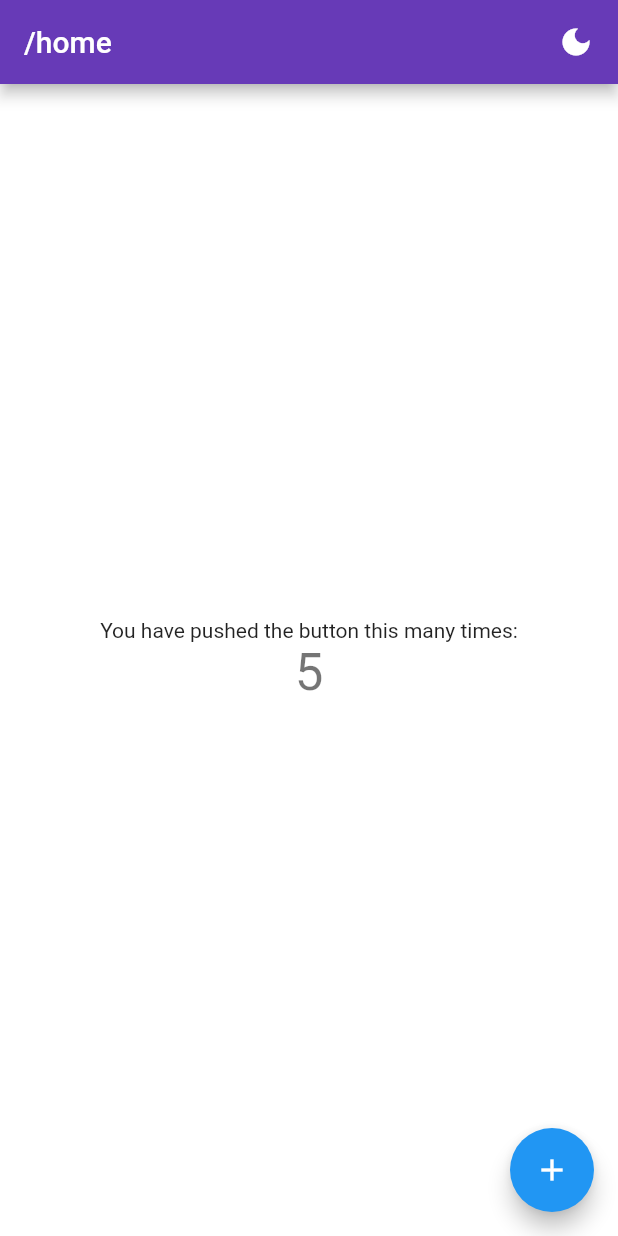
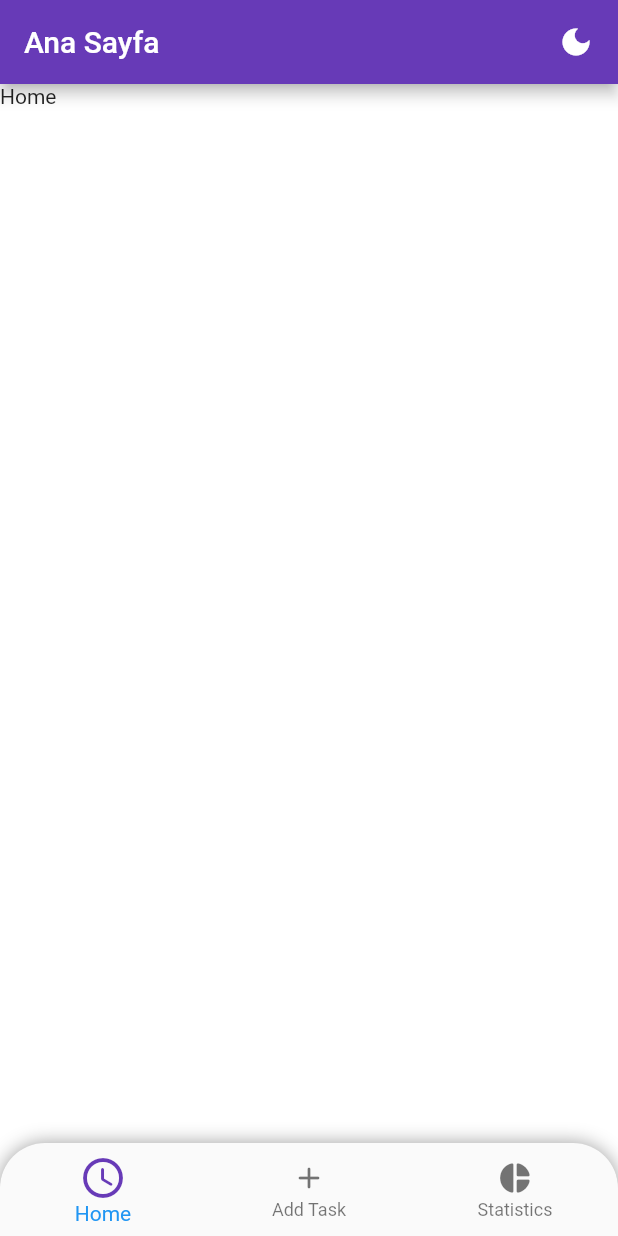
Before and after one commit to FatihDursunUzer1/task_time_tracker, a Flutter app: the Home screen opened directly, on a phone screen of 412 x 824 dp. Run offline on Flutter 3.47's test engine with Material 2 defaults, Android fonts, the phone set to English and light mode, and no system bars; our stand-ins replace firebase_auth, firebase_core, flutter_signin_button, font_awesome_flutter, hive, hive_flutter and 1 more; accounts and stored records are empty.

Commit message:
Bottom Navigation bar added

```diff
--- a/lib/core/application/state/global_state_provider.dart
+++ b/lib/core/application/state/global_state_provider.dart
@@ -31,6 +31,10 @@ class ThemeStateProvider extends ChangeNotifier {
   }
 
   ThemeData get _darkTheme => ThemeData.dark().copyWith(
+      bottomNavigationBarTheme: BottomNavigationBarThemeData(
+          backgroundColor: Colors.black,
+          selectedIconTheme: IconThemeData(
+              color: ColorConstants.customPurple.color, size: 32)),
       inputDecorationTheme: InputDecorationTheme(
           contentPadding: const EdgeInsets.symmetric(vertical: 0.0),
           suffixIconColor: ColorConstants.darkBlue.color,
@@ -39,7 +43,8 @@ class ThemeStateProvider extends ChangeNotifier {
               borderSide:
                   BorderSide(color: ColorConstants.customPurple.color))),
       cardColor: ColorConstants.timerCardDark.color,
-      scaffoldBackgroundColor: ColorConstants.scaffoldBackGroundDark.color,
+      //scaffoldBackgroundColor: ColorConstants.scaffoldBackGroundDark.color,
+      scaffoldBackgroundColor: Colors.black12,
       appBarTheme: AppBarTheme(backgroundColor: ColorConstants.darkBlue.color),
       outlinedButtonTheme: OutlinedButtonThemeData(
         style: OutlinedButton.styleFrom(
@@ -48,6 +53,9 @@ class ThemeStateProvider extends ChangeNotifier {
       ));
 
   ThemeData get _lightTheme => ThemeData.light().copyWith(
+      bottomNavigationBarTheme: BottomNavigationBarThemeData(
+          selectedIconTheme: IconThemeData(
+              color: ColorConstants.customPurple.color, size: 32)),
       cardColor: ColorConstants.timerCardLight.color,
       scaffoldBackgroundColor: ColorConstants.scaffoldBackGround.color,
       appBarTheme:
--- a/lib/main.dart
+++ b/lib/main.dart
@@ -6,6 +6,7 @@ import 'package:task_time_tracker/core/application/constants/page_constants.dart
 import 'package:task_time_tracker/core/application/navigation/navigation_route.dart';
 import 'package:task_time_tracker/core/application/navigation/navigation_service.dart';
 import 'package:task_time_tracker/infrastructure/cache/hive_cache_manager.dart';
+import 'package:task_time_tracker/presentatiton/views/home/home_view_model.dart';
 import 'package:task_time_tracker/presentatiton/views/login/login_view_model.dart';
 import 'package:task_time_tracker/presentatiton/views/splash/splash_view.dart';
 import 'package:task_time_tracker/presentatiton/widgets/functional_app_bar.dart';
@@ -16,7 +17,7 @@ void main() async {
   WidgetsFlutterBinding.ensureInitialized();
   await HiveCacheManager.instance.init();
   runApp(MultiProvider(
-      providers: [ChangeNotifierProvider(create: (_) => ThemeStateProvider()),ChangeNotifierProvider(create: (_)=>LoginViewModel())],
+      providers: [ChangeNotifierProvider(create: (_) => ThemeStateProvider()),ChangeNotifierProvider(create: (_)=>LoginViewModel()),ChangeNotifierProvider(create: (_)=>HomeViewModel())],
       child: const MyApp()));
 }
 
--- a/lib/presentatiton/views/home/home_view.dart
+++ b/lib/presentatiton/views/home/home_view.dart
@@ -1,7 +1,11 @@
 import 'package:flutter/material.dart';
 import 'package:flutter/src/widgets/framework.dart';
 import 'package:flutter/src/widgets/placeholder.dart';
+import 'package:provider/provider.dart';
 import 'package:task_time_tracker/core/application/constants/page_constants.dart';
+import 'package:task_time_tracker/presentatiton/views/add/add_task_view.dart';
+import 'package:task_time_tracker/presentatiton/views/home/home_view_model.dart';
+import 'package:task_time_tracker/presentatiton/views/statistics/statistics_view.dart';
 import 'package:task_time_tracker/presentatiton/widgets/functional_app_bar.dart';
 
 class Home extends StatefulWidget {
@@ -15,28 +19,55 @@ class _HomeState extends State<Home> {
   @override
   Widget build(BuildContext context) {
     return Scaffold(
-      appBar: FunctionalAppBar(
-        title: PageConstants.home,
-      ),
-      body: Center(
-        child: Column(
-          mainAxisAlignment: MainAxisAlignment.center,
-          children: <Widget>[
-            const Text(
-              'You have pushed the button this many times:',
+        bottomNavigationBar: Container(
+            decoration: const BoxDecoration(
+              borderRadius: BorderRadius.only(
+                  topRight: Radius.circular(30), topLeft: Radius.circular(30)),
+              boxShadow: [
+                BoxShadow(
+                    color: Colors.black38, spreadRadius: 0, blurRadius: 10),
+              ],
             ),
-            Text(
-              '5',
-              style: Theme.of(context).textTheme.headlineMedium,
-            ),
-          ],
+            child: ClipRRect(
+                borderRadius: const BorderRadius.only(
+                  topLeft: Radius.circular(30.0),
+                  topRight: Radius.circular(30.0),
+                ),
+                child: BottomNavigationBar(
+                  onTap: (value) {
+                    context.read<HomeViewModel>().setCurrentNavBarIndex(value);
+                  },
+                  currentIndex:
+                      context.watch<HomeViewModel>().currentNavBarIndex,
+                  items: const <BottomNavigationBarItem>[
+                    BottomNavigationBarItem(
+                      icon: Icon(Icons.access_time_rounded),
+                      label: 'Home',
+                    ),
+                    BottomNavigationBarItem(
+                      icon: Icon(Icons.add_rounded),
+                      label: 'Add Task',
+                    ),
+                    BottomNavigationBarItem(
+                      icon: Icon(Icons.pie_chart_rounded),
+                      label: 'Statistics',
+                    ),
+                  ],
+                ))),
+        appBar: FunctionalAppBar(
+          title: 'Ana Sayfa',
         ),
-      ),
-      floatingActionButton: FloatingActionButton(
-        onPressed: () {},
-        tooltip: 'Increment',
-        child: const Icon(Icons.add),
-      ), // This trailing comma makes auto-formatting nicer for build methods.
-    );
+        body: HomeWidget());
+  }
+
+  Widget HomeWidget() {
+    if (context.watch<HomeViewModel>().currentNavBarIndex == 0) {
+      return Text('Home');
+    } else if (context.watch<HomeViewModel>().currentNavBarIndex == 1) {
+      return AddTask();
+    } else if (context.watch<HomeViewModel>().currentNavBarIndex == 2)
+      return StatisticsView();
+    else
+      return Text('Home');
   }
 }
--- /dev/null
+++ b/lib/presentatiton/views/home/home_view_model.dart
@@ -0,0 +1,10 @@
+import 'package:flutter/material.dart';
+
+class HomeViewModel extends ChangeNotifier {
+  int _currentNavBarIndex = 0;
+  int get currentNavBarIndex => _currentNavBarIndex;
+  void setCurrentNavBarIndex(int index) {
+    _currentNavBarIndex = index;
+    notifyListeners();
+  }
+}
```
Also changed, not shown: lib/presentatiton/views/add/add_task_view.dart (added, +19 -0 lines), lib/presentatiton/views/statistics/statistics_view.dart (added, +19 -0 lines).
